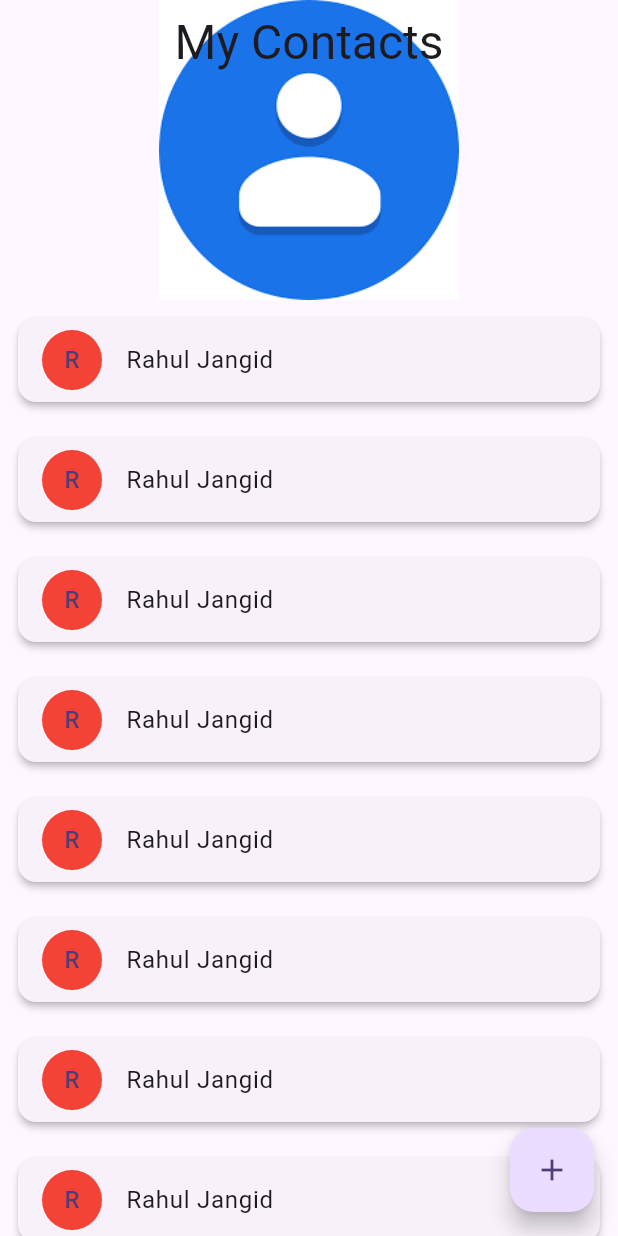
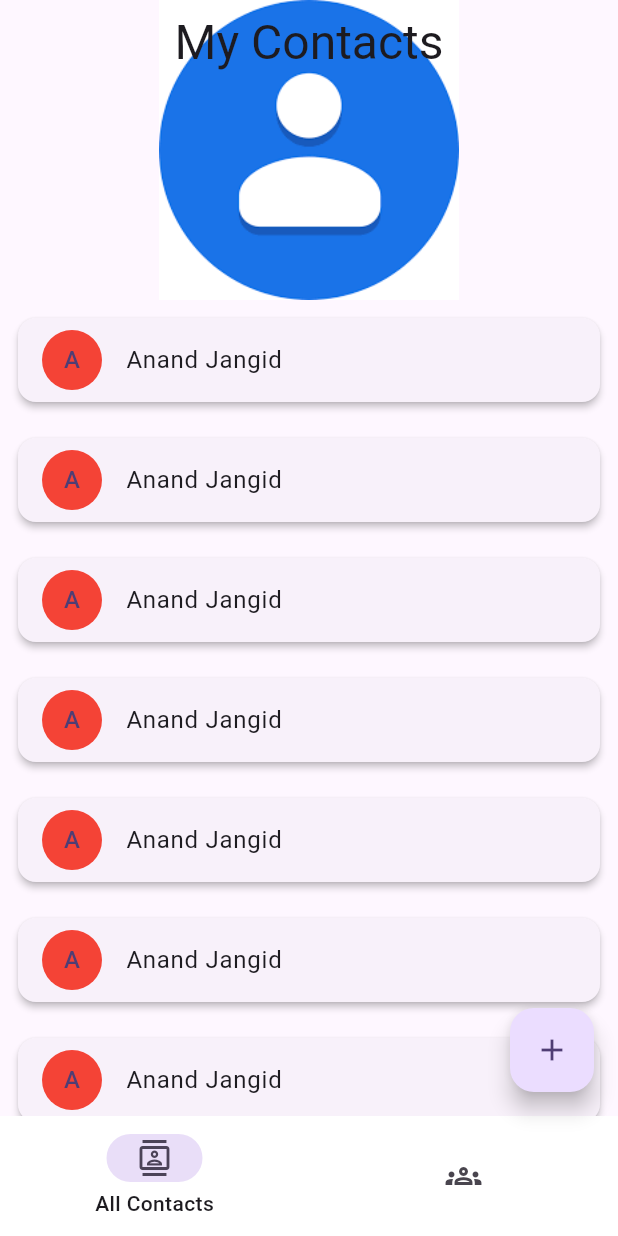
Before and after one commit to Anand-Jangid/contacts_app, a Flutter app: the screen it shows after launch, on a phone screen of 412 x 824 dp. Run offline on Flutter 3.47's test engine with Material 2 defaults, Android fonts, the phone set to English and light mode, and no system bars; our stand-ins replace sqflite; accounts and stored records are empty.

Commit message:
Added functionality

```diff
--- /dev/null
+++ b/lib/View/Screens/all_contact_screen.dart
@@ -0,0 +1,41 @@
+import 'package:contacts_app/Models/contact.dart';
+import 'package:flutter/material.dart';
+
+import '../Widgets/contact_tile.dart';
+
+class AllContactScreen extends StatefulWidget {
+  const AllContactScreen({super.key});
+
+  @override
+  State<AllContactScreen> createState() => _AllContactScreenState();
+}
+
+class _AllContactScreenState extends State<AllContactScreen> {
+  @override
+  Widget build(BuildContext context) {
+    return CustomScrollView(
+        slivers: <Widget>[
+          SliverAppBar(
+            title: Text(
+              "My Contacts",
+              style: Theme.of(context).textTheme.headlineLarge,
+            ),
+            centerTitle: true,
+            pinned: true,
+            expandedHeight: 200,
+            floating: false,
+            flexibleSpace: FlexibleSpaceBar(
+                background: Image.asset('asset/image/contacts.png')),
+          ),
+          SliverList.builder(
+              itemCount: 200,
+              itemBuilder: (context, index) {
+                return ContactTile(
+                  contact: Contact(firstName: "Anand", phoneNumber: "1234567890", lastName: "Jangid", email: "jangidme88@gmail.com"),
+                );
+              })
+
+        ],
+      );
+  }
+}
--- a/lib/View/Screens/home_screen.dart
+++ b/lib/View/Screens/home_screen.dart
@@ -1,3 +1,5 @@
+import 'package:contacts_app/View/Screens/all_contact_screen.dart';
+import 'package:contacts_app/View/Screens/all_group_screen.dart';
 import 'package:contacts_app/View/Screens/contanct_detail_screen.dart';
 import 'package:contacts_app/View/Widgets/contact_tile.dart';
 import 'package:flutter/material.dart';
@@ -10,105 +12,51 @@ class HomeScreen extends StatefulWidget {
 }
 
 class _HomeScreenState extends State<HomeScreen> {
+  int _index = 0;
+
+  final _screens = [
+    AllContactScreen(),
+    AllGroupScreen()
+  ];
+
   @override
   Widget build(BuildContext context) {
     return Scaffold(
-      body: CustomScrollView(
-        slivers: <Widget>[
-          SliverAppBar(
-            title: Text(
-              "My Contacts",
-              style: Theme.of(context).textTheme.headlineLarge,
-            ),
-            centerTitle: true,
-            pinned: true,
-            expandedHeight: 200,
-            floating: false,
-            flexibleSpace: FlexibleSpaceBar(
-                background: Image.asset('asset/image/contacts.png')),
-          ),
-          SliverList.builder(
-              itemCount: 200,
-              itemBuilder: (context, index) {
-                return ContactTile(
-                  firstName: "Rahul",
-                  lastName: "Jangid",
-                );
-              })
-          // SliverList(
-          //   delegate: SliverChildListDelegate([
-          //     ContactTile(
-          //         firstName: "Anand",
-          //         lastName: "Jangid",
-          //       ),
-          //     ContactTile(
-          //         firstName: "Rahul",
-          //         lastName: "Jangid",
-          //       ),
-          //     ContactTile(
-          //         firstName: "Abhishek",
-          //         lastName: "Jangid",
-          //       ),
-          //     ContactTile(
-          //         firstName: "Tarun",
-          //         lastName: "Jangid",
-          //       ),
-          //     ContactTile(
-          //         firstName: "Rahul",
-          //         lastName: "Jangid",
-          //       ),
-          //     ContactTile(
-          //         firstName: "Rahul",
-          //         lastName: "Jangid",
-          //       ),
-          //     ContactTile(
-          //         firstName: "Rahul",
-          //         lastName: "Jangid",
-          //       ),
-          //     ContactTile(
-          //         firstName: "Rahul",
-          //         lastName: "Jangid",
-          //       ),
-          //     ContactTile(
-          //         firstName: "Rahul",
-          //         lastName: "Jangid",
-          //       ),
-          //     ContactTile(
-          //         firstName: "Rahul",
-          //         lastName: "Jangid",
-          //       ),
-          //     ContactTile(
-          //         firstName: "Rahul",
-          //         lastName: "Jangid",
-          //       ),
-          //     ContactTile(
-          //         firstName: "Rahul",
-          //         lastName: "Jangid",
-          //       )
-
-          //   ]))
-          // SliverFixedExtentList(
-          //   itemExtent: 10,
-          //   delegate: SliverChildListDelegate([
-          //     ContactTile(firstName: "Rahul", lastName: "Jangid",),
-          //     ContactTile(firstName: "Rahul", lastName: "Jangid",),
-          //     ContactTile(firstName: "Rahul", lastName: "Jangid",),
-          //     ContactTile(firstName: "Rahul", lastName: "Jangid",),
-          //     ContactTile(firstName: "Rahul", lastName: "Jangid",),
-          //     ContactTile(firstName: "Rahul", lastName: "Jangid",),
-          //     ContactTile(firstName: "Rahul", lastName: "Jangid",),
-          //     ContactTile(firstName: "Rahul", lastName: "Jangid",),
-          //     ContactTile(firstName: "Rahul", lastName: "Jangid",),
-          //     ContactTile(firstName: "Rahul", lastName: "Jangid",),
-          //   ]),)
-        ],
-      ),
+      body: _screens[_index],
       floatingActionButton: FloatingActionButton(
         onPressed: () {
-          Navigator.of(context).push(
-              MaterialPageRoute(builder: (context) => ContactDetailScreen()));
+          if(_index == 0){
+            Navigator.of(context).push(
+                MaterialPageRoute(builder: (context) => ContactDetailScreen()));
+          }
         },
         child: Icon(Icons.add),
+      ),
+      bottomNavigationBar: NavigationBarTheme(
+        data: NavigationBarThemeData(
+            backgroundColor: Colors.white,
+            // indicatorColor: Colors.blue.shade100,
+            labelTextStyle: MaterialStateProperty.all(
+              const TextStyle(
+                fontSize: 14,
+                fontWeight: FontWeight.w500,
+              ),
+            )),
+        child: NavigationBar(
+            labelBehavior: NavigationDestinationLabelBehavior.onlyShowSelected,
+            animationDuration: Duration(seconds: 1),
+            selectedIndex: _index,
+            onDestinationSelected: (value) {
+              setState(() {
+                _index = value;
+              });
+            },
+            destinations: [
+              NavigationDestination(
+                  icon: Icon(Icons.contacts_outlined), label: "All Contacts"),
+              NavigationDestination(
+                  icon: Icon(Icons.groups_outlined), label: "Group")
+            ]),
       ),
     );
   }
--- a/lib/View/Widgets/contact_tile.dart
+++ b/lib/View/Widgets/contact_tile.dart
@@ -1,11 +1,13 @@
 import 'dart:math';
+import 'package:contacts_app/View/Screens/contanct_detail_screen.dart';
 import 'package:flutter/material.dart';
 
+import '../../Models/contact.dart';
+
 class ContactTile extends StatelessWidget {
-  final String firstName;
-  final String? lastName;
-  final String? imagePath;
-  ContactTile({super.key, required this.firstName, this.lastName, this.imagePath});
+  final Contact contact;
+  ContactTile(
+      {super.key, required this.contact});
 
   var random = Random();
 
@@ -13,13 +15,19 @@ class ContactTile extends StatelessWidget {
   Widget build(BuildContext context) {
     return Padding(
       padding: const EdgeInsets.all(8.0),
-      child: Card(
-        elevation: 2,
-        child: ListTile(
-          leading: CircleAvatar(
-              backgroundColor: colorList[random.nextInt(10)],
-              child: Text(firstName[0])),
-          title: Text('$firstName ${lastName ?? ''}'),
+      child: InkWell(
+        onTap: () {
+          Navigator.of(context).push(
+              MaterialPageRoute(builder: (context) => ContactDetailScreen(contact: contact,)));
+        },
+        child: Card(
+          elevation: 2,
+          child: ListTile(
+            leading: CircleAvatar(
+                backgroundColor: colorList[random.nextInt(10)],
+                child: Text(contact.firstName[0])),
+            title: Text('${contact.firstName} ${contact.lastName ?? ''}'),
+          ),
         ),
       ),
     );
--- a/lib/View/Widgets/text_field.dart
+++ b/lib/View/Widgets/text_field.dart
@@ -3,12 +3,14 @@ import 'package:flutter/material.dart';
 class TextFields extends StatelessWidget {
   TextFields(
       {super.key,
+      // this.initialValue,
       required this.label,
       required this.controller,
       this.validator,
       required this.prefixIcon,
       required this.keyBoardType});
   final String label;
+  // String? initialValue;
   final TextEditingController controller;
   String? Function(String?)? validator;
   final Icon prefixIcon;
@@ -19,6 +21,7 @@ class TextFields extends StatelessWidget {
     return Padding(
       padding: const EdgeInsets.all(8.0),
       child: TextFormField(
+        // initialValue: initialValue,
         keyboardType: keyBoardType,
         decoration: InputDecoration(
             prefixIcon: prefixIcon,
@@ -39,8 +42,7 @@ class TextFields extends StatelessWidget {
                 borderSide: BorderSide(
                   color: Colors.blue,
                 ),
-              borderRadius: BorderRadius.all(Radius.circular(20)))
-        ),
+                borderRadius: BorderRadius.all(Radius.circular(20)))),
         controller: controller,
         validator: validator,
       ),
--- a/pubspec.yaml
+++ b/pubspec.yaml
@@ -35,6 +35,9 @@ dependencies:
   # The following adds the Cupertino Icons font to your application.
   # Use with the CupertinoIcons class for iOS style icons.
   cupertino_icons: ^1.0.2
+  sqflite: ^2.3.0
+  path_provider: ^2.1.1
+  path: ^1.8.3
 
 dev_dependencies:
   flutter_test:
```
Also changed, not shown: lib/Database/contact_database.dart (added, +73 -0 lines), lib/View/Screens/all_group_screen.dart (added, +41 -0 lines), lib/View/Screens/contanct_detail_screen.dart (+34 -7 lines), pubspec.lock. Lines whose indentation alone changed are shown as unchanged.
